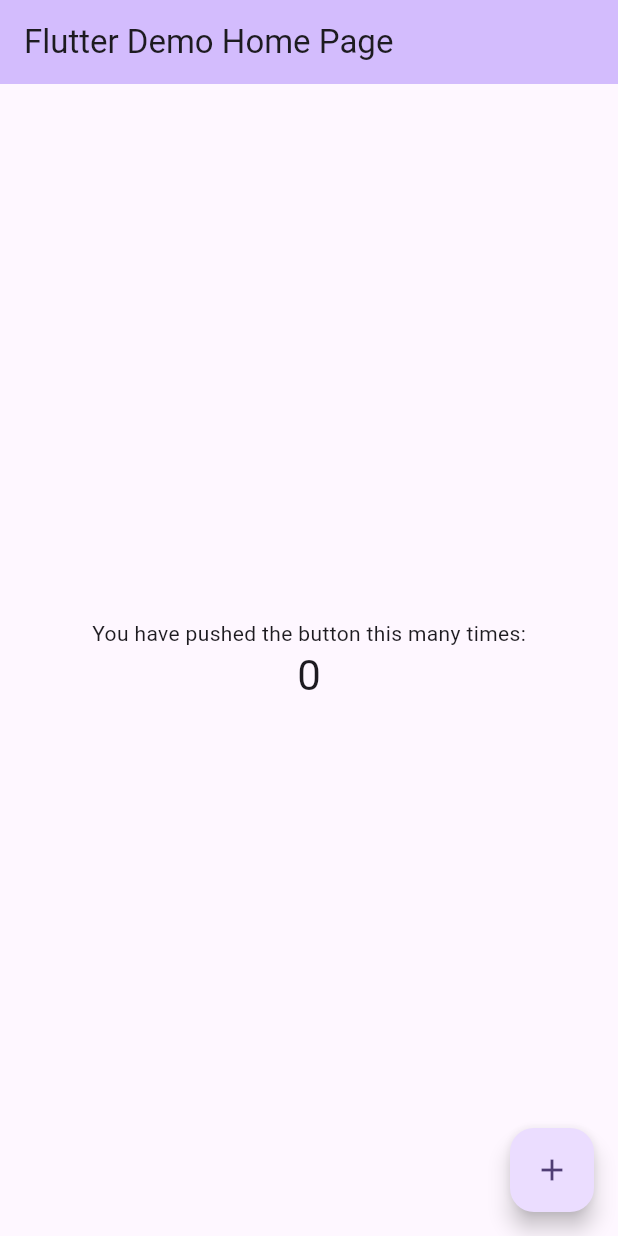
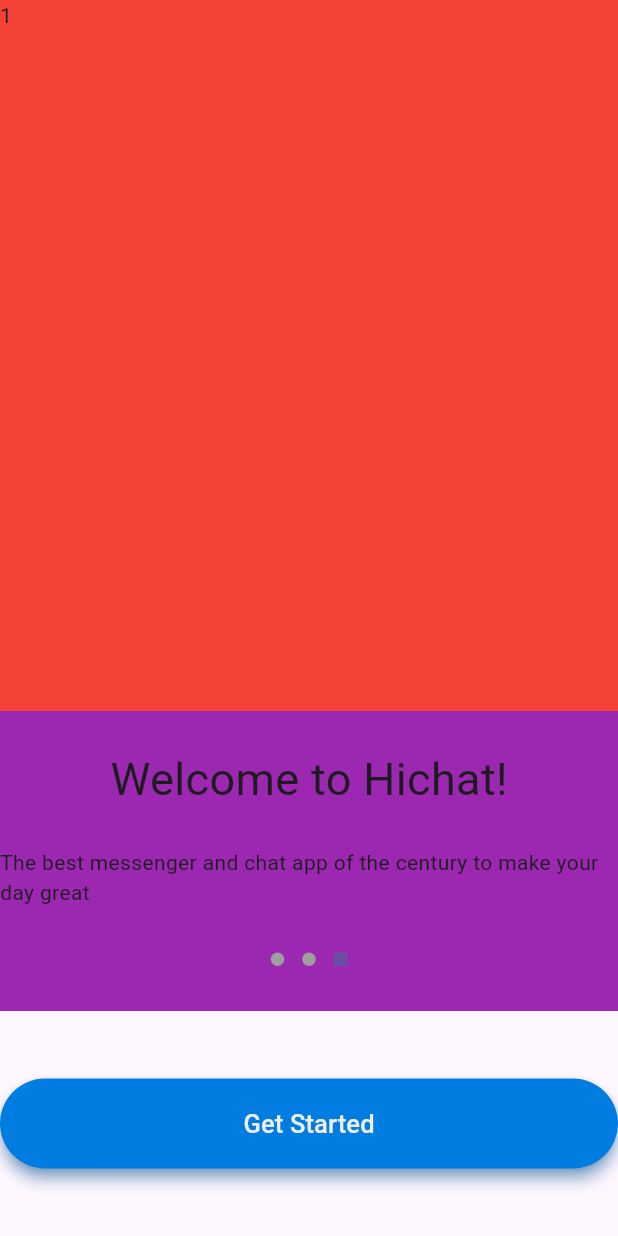
Before and after one commit to josephdgb1996/hichat-flutter-firebase, a Flutter app: the screen it shows after launch, on a phone screen of 412 x 824 dp. Run offline on Flutter 3.47's test engine with Material 3 defaults, Android fonts, the phone set to English and light mode, and no system bars; drawn by our look-alikes of dots_indicator; our stand-ins replace bloc, get_it.

Commit message:
ui changes

```diff
--- a/lib/main.dart
+++ b/lib/main.dart
@@ -1,125 +1,6 @@
 import 'package:flutter/material.dart';
+import 'package:app/src/app.dart';
 
 void main() {
-  runApp(const MyApp());
+  runApp(const HiChat());
 }
-
-class MyApp extends StatelessWidget {
-  const MyApp({super.key});
-
-  // This widget is the root of your application.
-  @override
-  Widget build(BuildContext context) {
-    return MaterialApp(
-      title: 'Flutter Demo',
-      theme: ThemeData(
-        // This is the theme of your application.
-        //
-        // TRY THIS: Try running your application with "flutter run". You'll see
-        // the application has a purple toolbar. Then, without quitting the app,
-        // try changing the seedColor in the colorScheme below to Colors.green
-        // and then invoke "hot reload" (save your changes or press the "hot
-        // reload" button in a Flutter-supported IDE, or press "r" if you used
-        // the command line to start the app).
-        //
-        // Notice that the counter didn't reset back to zero; the application
-        // state is not lost during the reload. To reset the state, use hot
-        // restart instead.
-        //
-        // This works for code too, not just values: Most code changes can be
-        // tested with just a hot reload.
-        colorScheme: ColorScheme.fromSeed(seedColor: Colors.deepPurple),
-        useMaterial3: true,
-      ),
-      home: const MyHomePage(title: 'Flutter Demo Home Page'),
-    );
-  }
-}
-
-class MyHomePage extends StatefulWidget {
-  const MyHomePage({super.key, required this.title});
-
-  // This widget is the home page of your application. It is stateful, meaning
-  // that it has a State object (defined below) that contains fields that affect
-  // how it looks.
-
-  // This class is the configuration for the state. It holds the values (in this
-  // case the title) provided by the parent (in this case the App widget) and
-  // used by the build method of the State. Fields in a Widget subclass are
-  // always marked "final".
-
-  final String title;
-
-  @override
-  State<MyHomePage> createState() => _MyHomePageState();
-}
-
-class _MyHomePageState extends State<MyHomePage> {
-  int _counter = 0;
-
-  void _incrementCounter() {
-    setState(() {
-      // This call to setState tells the Flutter framework that something has
-      // changed in this State, which causes it to rerun the build method below
-      // so that the display can reflect the updated values. If we changed
-      // _counter without calling setState(), then the build method would not be
-      // called again, and so nothing would appear to happen.
-      _counter++;
-    });
-  }
-
-  @override
-  Widget build(BuildContext context) {
-    // This method is rerun every time setState is called, for instance as done
-    // by the _incrementCounter method above.
-    //
-    // The Flutter framework has been optimized to make rerunning build methods
-    // fast, so that you can just rebuild anything that needs updating rather
-    // than having to individually change instances of widgets.
-    return Scaffold(
-      appBar: AppBar(
-        // TRY THIS: Try changing the color here to a specific color (to
-        // Colors.amber, perhaps?) and trigger a hot reload to see the AppBar
-        // change color while the other colors stay the same.
-        backgroundColor: Theme.of(context).colorScheme.inversePrimary,
-        // Here we take the value from the MyHomePage object that was created by
-        // the App.build method, and use it to set our appbar title.
-        title: Text(widget.title),
-      ),
-      body: Center(
-        // Center is a layout widget. It takes a single child and positions it
-        // in the middle of the parent.
-        child: Column(
-          // Column is also a layout widget. It takes a list of children and
-          // arranges them vertically. By default, it sizes itself to fit its
-          // children horizontally, and tries to be as tall as its parent.
-          //
-          // Column has various properties to control how it sizes itself and
-          // how it positions its children. Here we use mainAxisAlignment to
-          // center the children vertically; the main axis here is the vertical
-          // axis because Columns are vertical (the cross axis would be
-          // horizontal).
-          //
-          // TRY THIS: Invoke "debug painting" (choose the "Toggle Debug Paint"
-          // action in the IDE, or press "p" in the console), to see the
-          // wireframe for each widget.
-          mainAxisAlignment: MainAxisAlignment.center,
-          children: <Widget>[
-            const Text(
-              'You have pushed the button this many times:',
-            ),
-            Text(
-              '$_counter',
-              style: Theme.of(context).textTheme.headlineMedium,
-            ),
-          ],
-        ),
-      ),
-      floatingActionButton: FloatingActionButton(
-        onPressed: _incrementCounter,
-        tooltip: 'Increment',
-        child: const Icon(Icons.add),
-      ), // This trailing comma makes auto-formatting nicer for build methods.
-    );
-  }
-}
--- /dev/null
+++ b/lib/src/@core/themes/colors.dart
@@ -0,0 +1,6 @@
+import 'package:flutter/material.dart';
+
+abstract class AppColors {
+  static Color primary = Colors.blueAccent;
+  static Color secondary = Colors.black;
+}
--- /dev/null
+++ b/lib/src/@core/widgets/rounded_button.dart
@@ -0,0 +1,33 @@
+// ignore_for_file: unused_local_variable
+
+import 'package:flutter/material.dart';
+
+class RoundedButton extends StatelessWidget {
+  final String text;
+  final Color? backgroundColor;
+
+  const RoundedButton({super.key, required this.text, this.backgroundColor});
+
+  @override
+  Widget build(BuildContext context) {
+    ThemeData theme = Theme.of(context);
+    ColorScheme colorScheme = theme.colorScheme;
+    TextTheme textTheme = theme.textTheme;
+
+    Color color = backgroundColor ?? const Color.fromARGB(255, 1, 124, 225);
+
+    ButtonStyle buttonStyle = ElevatedButton.styleFrom(
+      shadowColor: color,
+      elevation: 4,
+      minimumSize: const Size.fromHeight(60),
+      shape: RoundedRectangleBorder(borderRadius: BorderRadius.circular(40.0)),
+      backgroundColor: color,
+    );
+
+    return ElevatedButton(
+      style: buttonStyle,
+      onPressed: () => print("asd"),
+      child: Text(text, style: TextStyle(color: Colors.grey.shade200, fontSize: 17)),
+    );
+  }
+}
--- /dev/null
+++ b/lib/src/app.dart
@@ -0,0 +1,18 @@
+import 'package:app/src/module/onboard/ui/screens/onboard_screen.dart';
+import 'package:flutter/material.dart';
+
+void main() => runApp(const HiChat());
+
+class HiChat extends StatelessWidget {
+  const HiChat({super.key});
+
+  @override
+  Widget build(BuildContext context) {
+    return const MaterialApp(
+      title: 'Hi Chat',
+      home: SafeArea(
+        child: OnboardScreen(),
+      ),
+    );
+  }
+}
--- /dev/null
+++ b/lib/src/module/onboard/bloc/onboarding_state.dart
@@ -0,0 +1,6 @@
+part of 'onboarding_bloc.dart';
+
+@immutable
+sealed class OnboardingState {}
+
+final class OnboardingInitial extends OnboardingState {}
--- /dev/null
+++ b/lib/src/module/onboard/ui/screens/onboard_screen.dart
@@ -0,0 +1,80 @@
+import 'package:app/src/@core/widgets/rounded_button.dart';
+import 'package:dots_indicator/dots_indicator.dart';
+import 'package:flutter/material.dart';
+
+class OnboardScreen extends StatelessWidget {
+  const OnboardScreen({super.key});
+
+  @override
+  Widget build(BuildContext context) {
+    return Scaffold(
+      bottomNavigationBar: const SizedBox(
+        height: 150,
+        child: Center(child: RoundedButton(text: "Get Started")),
+      ),
+      body: GestureDetector(
+        onPanUpdate: (details) {
+          // Swiping in right direction.
+          if (details.delta.dx > 0) {
+            print("right");
+          }
+
+          // Swiping in left direction.
+          if (details.delta.dx < 0) {
+            print("left");
+          }
+        },
+        child: Column(children: [
+          Expanded(
+              child: Container(
+                  color: Colors.red,
+                  child: PageView(
+                    children: const [
+                      Text("1"),
+                      Text("2"),
+                      Text("3"),
+                      Text("4"),
+                    ],
+                  ))),
+          Container(
+            color: Colors.purple,
+            height: 200,
+            child: Column(
+              mainAxisAlignment: MainAxisAlignment.spaceEvenly,
+              children: [
+                const Text(
+                  "Welcome to Hichat!",
+                  style: TextStyle(fontSize: 30),
+                ),
+                const Text("The best messenger and chat app of the century to make your day great"),
+                DotsIndicator(
+                  dotsCount: 3,
+                  position: 2,
+                  decorator: const DotsDecorator(activeShape: RoundedRectangleBorder()),
+                ),
+              ],
+            ),
+          ),
+        ]),
+      ),
+    );
+  }
+}
+
+class _OnboardImage extends StatelessWidget {
+  const _OnboardImage();
+
+  @override
+  Widget build(BuildContext context) {
+    return Container();
+  }
+}
+
+class _OnboardText extends StatelessWidget {
+  const _OnboardText();
+
+  @override
+  Widget build(BuildContext context) {
+    return Container();
+  }
+}
--- a/pubspec.yaml
+++ b/pubspec.yaml
@@ -35,6 +35,9 @@ dependencies:
   # The following adds the Cupertino Icons font to your application.
   # Use with the CupertinoIcons class for iOS style icons.
   cupertino_icons: ^1.0.8
+  dots_indicator: ^3.0.0
+  flutter_bloc: ^8.1.6
+  get_it: ^8.0.0
 
 dev_dependencies:
   flutter_test:
```
Also changed, not shown: lib/src/@core/themes/theme.dart (added, +14 -0 lines), lib/src/@core/widgets/spinner.dart (added, +10 -0 lines), lib/src/di.dart (added, +10 -0 lines), lib/src/module/onboard/bloc/onboarding_bloc.dart (added, +28 -0 lines), lib/src/module/onboard/bloc/onboarding_event.dart (added, +10 -0 lines), lib/src/module/onboard/ui/widgets/onboard.dart (added, +10 -0 lines), pubspec.lock, 1 other file.
